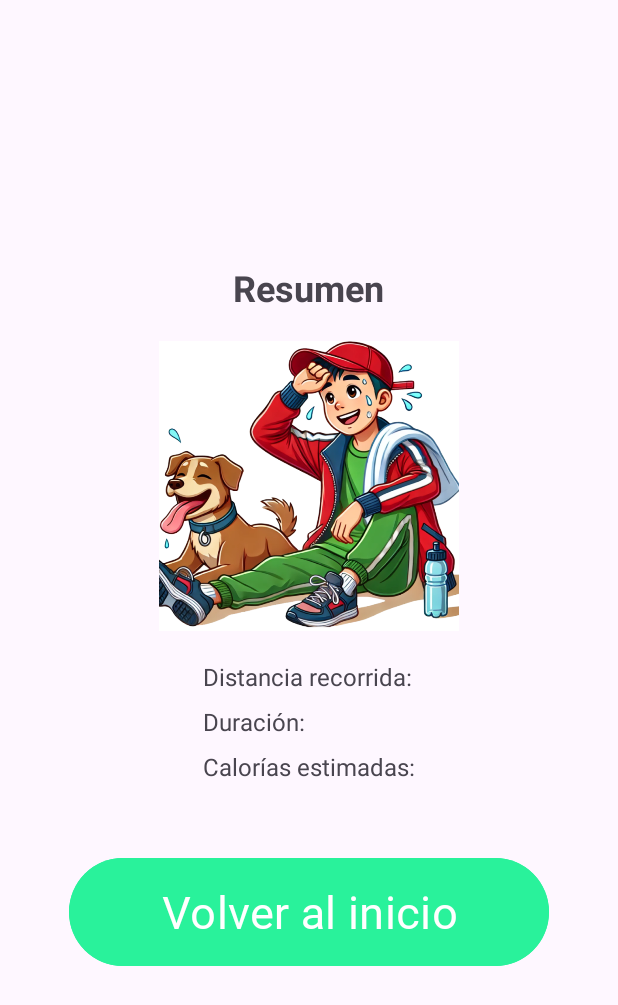
After one commit to JuanCRios03/petmonitor, an Android app: the monitoreoEjercicio2 screen opened directly, with no data from a screen before it, on a phone screen of 412 x 824 dp. The commit adds this screen. Shown: the top 1005 px of the screen. Run offline under Robolectric (Android 15) with nearby library versions, the phone set to English and light mode, and no system bars; 1 statement that could not run was skipped.

Commit message:
add new featurings for monitoreoEjercicio

```diff
--- a/app/build.gradle.kts
+++ b/app/build.gradle.kts
@@ -67,6 +67,7 @@ dependencies {
     implementation ("com.google.firebase:firebase-firestore:24.9.1")
     implementation ("com.google.firebase:firebase-core:21.1.1")
     implementation ("com.google.firebase:firebase-bom:32.7.0")
+    implementation ("com.google.android.gms:play-services-location:21.0.1")
     annotationProcessor ("com.github.bumptech.glide:compiler:4.16.0")
 
     // Dependencia para pruebas unitarias
--- /dev/null
+++ b/app/src/main/java/co/edu/unipiloto/petmonitor/CasosdeUso/monitoreoEjercicio2.java
@@ -0,0 +1,26 @@
+package co.edu.unipiloto.petmonitor.CasosdeUso;
+
+import android.os.Bundle;
+
+import androidx.activity.EdgeToEdge;
+import androidx.appcompat.app.AppCompatActivity;
+import androidx.core.graphics.Insets;
+import androidx.core.view.ViewCompat;
+import androidx.core.view.WindowInsetsCompat;
+
+import co.edu.unipiloto.petmonitor.R;
+
+public class monitoreoEjercicio2 extends AppCompatActivity {
+
+    @Override
+    protected void onCreate(Bundle savedInstanceState) {
+        super.onCreate(savedInstanceState);
+        EdgeToEdge.enable(this);
+        setContentView(R.layout.activity_monitoreo_ejercicio2);
+        ViewCompat.setOnApplyWindowInsetsListener(findViewById(R.id.main), (v, insets) -> {
+            Insets systemBars = insets.getInsets(WindowInsetsCompat.Type.systemBars());
+            v.setPadding(systemBars.left, systemBars.top, systemBars.right, systemBars.bottom);
+            return insets;
+        });
+    }
+}
--- a/app/src/main/java/co/edu/unipiloto/petmonitor/CasosdeUso/registrarVacunasActivity.java
+++ b/app/src/main/java/co/edu/unipiloto/petmonitor/CasosdeUso/registrarVacunasActivity.java
@@ -108,7 +108,7 @@ public class registrarVacunasActivity extends AppCompatActivity {
         btnVolver = findViewById(R.id.btnVolver);
         btnRegistrar = findViewById(R.id.btnRegistrar);
         btnLimpiar = findViewById(R.id.btnLimpiar);
-        btnVerHistorial = findViewById(R.id.btnVerHistorial); // Inicializar botón historial
+        //btnVerHistorial = findViewById(R.id.btnVerHistorial); // Inicializar botón historial
 
         // Hacemos no editables los campos de la mascota que cargaremos
         etNombreMascota.setEnabled(false);
--- /dev/null
+++ b/app/src/main/res/layout/activity_monitoreo_ejercicio2.xml
@@ -0,0 +1,72 @@
+<?xml version="1.0" encoding="utf-8"?>
+<LinearLayout xmlns:android="http://schemas.android.com/apk/res/android"
+    xmlns:tools="http://schemas.android.com/tools"
+    android:layout_width="match_parent"
+    android:layout_height="match_parent"
+    android:gravity="center"
+    android:orientation="vertical"
+    android:padding="16dp">
+
+    <!-- Título -->
+    <TextView
+        android:id="@+id/titulo"
+        android:layout_width="wrap_content"
+        android:layout_height="wrap_content"
+        android:layout_marginBottom="16dp"
+        android:text="Resumen"
+        android:textSize="24sp"
+        android:textStyle="bold" />
+
+    <!-- Imagen -->
+    <ImageView
+        android:id="@+id/imagen"
+        android:layout_width="200dp"
+        android:layout_height="200dp"
+        android:layout_marginBottom="16dp"
+        android:contentDescription="Niño con perro"
+        android:src="@drawable/child_with_dog2" />
+
+    <!-- Datos del Resumen -->
+    <LinearLayout
+        android:layout_width="wrap_content"
+        android:layout_height="wrap_content"
+        android:layout_marginBottom="16dp"
+        android:orientation="vertical">
+
+        <TextView
+            android:id="@+id/distancia"
+            android:layout_width="wrap_content"
+            android:layout_height="wrap_content"
+            android:layout_marginBottom="8dp"
+            android:text="Distancia recorrida:"
+            android:textSize="16sp" />
+
+        <TextView
+            android:id="@+id/duracion"
+            android:layout_width="wrap_content"
+            android:layout_height="wrap_content"
+            android:layout_marginBottom="8dp"
+            android:text="Duración:"
+            android:textSize="16sp" />
+
+        <TextView
+            android:id="@+id/calorias"
+            android:layout_width="wrap_content"
+            android:layout_height="wrap_content"
+            android:text="Calorías estimadas:"
+            android:textSize="16sp" />
+    </LinearLayout>
+
+    <Button
+        android:id="@+id/btnIniciarSesion"
+        android:layout_width="320dp"
+        android:layout_height="80dp"
+        android:layout_marginTop="30dp"
+        android:backgroundTint="@color/greenButton"
+        android:fontFamily="@font/titulos"
+        android:text="Volver al inicio"
+        android:textSize="30sp"
+        tools:ignore="HardcodedText" />
+
+
+</LinearLayout>
```
Also changed, not shown: app/src/main/AndroidManifest.xml (+9 -4 lines), app/src/main/java/co/edu/unipiloto/petmonitor/CasosdeUso/monitoreoEjercicio.java (+95 -7 lines), app/src/main/res/layout/activity_reporte_actividad.xml (+38 -38 lines), app/src/main/res/layout/registrarvacunas.xml (+6 -18 lines), app/src/main/res/drawable/child_with_dog2.png (added).
